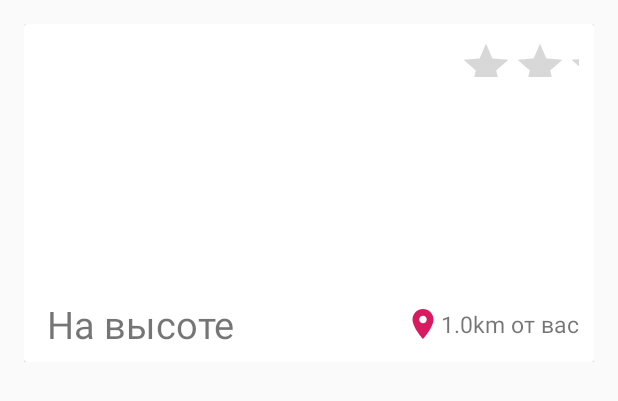
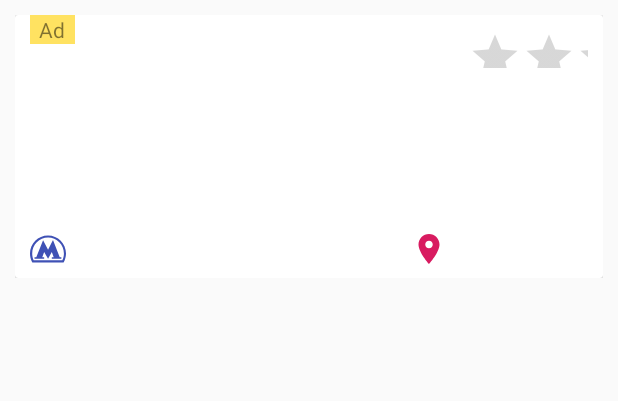
Before and after one commit to h31/ProgrammingLabTask3, an Android app: the layout hookahsadapterforrecyclerview.xml on its own in the app's theme, with its tools: preview values and no code run, on a phone screen of 412 x 824 dp. Shown: the top 401 px of the screen. Run offline under Robolectric (Android 15) with nearby library versions, the phone set to English and light mode, and no system bars; plain views replace MaterialRatingBar.

```diff
--- a/app/src/main/java/app/popov/gohookah/listeners/MyLocationListener.java
+++ b/app/src/main/java/app/popov/gohookah/listeners/MyLocationListener.java
@@ -18,6 +18,7 @@ public class MyLocationListener implements LocationListener {
         LocationManager locationManager = (LocationManager)
                 context.getSystemService(Context.LOCATION_SERVICE);
         LocationListener locationListener = new MyLocationListener();
+        System.out.println(ActivityCompat.checkSelfPermission(context, Manifest.permission.ACCESS_FINE_LOCATION));
         if (ActivityCompat.checkSelfPermission(context, Manifest.permission.ACCESS_FINE_LOCATION) != PackageManager.PERMISSION_DENIED) {
             locationManager.requestLocationUpdates(
                     LocationManager.GPS_PROVIDER,
--- /dev/null
+++ b/app/src/main/res/drawable/ic_metrro.xml
@@ -0,0 +1,3 @@
+<vector android:autoMirrored="true" android:height="24dp"
+    android:viewportHeight="95" android:viewportWidth="95"
+    android:width="24dp" xmlns:android="http://schemas.android.com/apk/res/android"/>
--- /dev/null
+++ b/app/src/main/res/drawable/ic_moscow_metro_logo.xml
@@ -0,0 +1,6 @@
+<vector android:autoMirrored="true" android:height="24dp"
+    android:viewportHeight="95.441" android:viewportWidth="95.44"
+    android:width="24dp" xmlns:android="http://schemas.android.com/apk/res/android">
+    <path android:fillColor="#3f51b5" android:pathData="M47.721,11.712C21.366,11.712 0,33.281 0,59.888c0,14.427 6.226,23.836 6.226,23.836l82.97,0.004c0,0 6.244,-10.283 6.244,-23.841C95.44,33.281 74.074,11.712 47.721,11.712zM85.696,77.859L9.897,77.826c0,0 -4.039,-7.649 -4.039,-18.09c0,-23.32 18.814,-42.226 42.023,-42.226c23.208,0 42.023,18.905 42.023,42.226C89.905,70.295 85.696,77.859 85.696,77.859z"/>
+    <path android:fillColor="#3f51b5" android:pathData="M61.207,24.505l-0.599,-0.001l-12.729,24.943l-13.187,-25.156l-18.055,45.445l-4.666,0l0,3.65l25.562,0l0,-3.65l-5.072,0l5.072,-14.203l10.346,17.853l9.941,-17.853l5.071,14.203l-5.071,0l0,3.65l25.358,0l0,-3.65l-4.393,0z"/>
+</vector>
--- /dev/null
+++ b/app/src/main/res/drawable/splash.xml
@@ -0,0 +1,13 @@
+<layer-list xmlns:android="http://schemas.android.com/apk/res/android">
+
+    <item
+        android:drawable="@color/colorPrimaryDark"/>
+
+    <item>
+        <bitmap
+            android:gravity="center"
+            android:src="@drawable/hookahpnggg"
+            ></bitmap>
+    </item>
+
+</layer-list>
--- a/app/src/main/res/layout/fragment_contactandrates.xml
+++ b/app/src/main/res/layout/fragment_contactandrates.xml
@@ -3,7 +3,8 @@
     xmlns:app="http://schemas.android.com/apk/res-auto"
     android:id="@+id/first_fragment_layout"
     android:layout_width="match_parent"
-    android:layout_height="match_parent">
+    android:layout_height="match_parent"
+    >
 
     <RelativeLayout
         android:id="@+id/contacts"
--- a/app/src/main/res/layout/hookahpagewithcoordinator.xml
+++ b/app/src/main/res/layout/hookahpagewithcoordinator.xml
@@ -99,7 +99,7 @@
         android:id="@+id/htab_viewpager"
         android:layout_width="match_parent"
         android:layout_height="match_parent"
-        app:layout_behavior="@string/appbar_scrolling_view_behavior"/>
+        app:layout_behavior="@string/appbar_scrolling_view_behavior" />
 
     <android.support.design.widget.FloatingActionButton
         android:layout_height="wrap_content"
--- a/app/src/main/res/layout/hookahsadapterforrecyclerview.xml
+++ b/app/src/main/res/layout/hookahsadapterforrecyclerview.xml
@@ -4,27 +4,53 @@
     android:id="@+id/hookahs_rv"
     android:layout_width="match_parent"
     android:layout_height="wrap_content"
-    android:padding="16dp">
+    android:padding="10dp">
 
     <android.support.v7.widget.CardView
         android:id="@+id/cardHookah"
         android:clickable="true"
         android:layout_width="match_parent"
-        android:layout_height="225dp">
+        android:layout_height="175dp">
+        <RelativeLayout
+            android:layout_width="match_parent"
+            android:layout_height="175dp">
+
 
         <ImageView
             android:id="@+id/imageInCard"
             android:layout_width="match_parent"
             android:layout_height="175dp"
             android:scaleType="centerCrop"
+            android:tint="#80000000"
             android:layout_alignParentTop="true" />
+            <TextView
+                android:id="@+id/hookahClubName"
+                android:layout_width="wrap_content"
+                android:layout_height="wrap_content"
+
+               android:layout_centerHorizontal="true"
+                android:layout_centerVertical="true"
+                android:text="На высоте"
+                android:textSize="25sp"
+                android:textColor="#FFFFFF"
+                android:textStyle="bold"/>
+
+            <TextView
+                android:layout_width="30dp"
+                android:textAlignment="center"
+                android:layout_height="wrap_content"
+                android:text="Ad"
+                android:textColor="@color/text_shadow"
+                android:layout_alignParentStart="true"
+                android:layout_marginStart="10dp"
+                android:background="@color/yellow_rating_bar"/>
 
         <me.zhanghai.android.materialratingbar.MaterialRatingBar
             android:id="@+id/rateIndicator"
             style="@style/Base.Widget.AppCompat.RatingBar.Indicator"
             android:layout_width="80dp"
             android:layout_height="25dp"
-            android:layout_gravity="end|top"
+            android:layout_alignParentEnd="true"
             android:layout_margin="10dp"
             android:layout_marginEnd="10dp"
             android:layout_marginTop="7dp"
@@ -32,14 +58,57 @@
             app:mrb_progressTint="@color/yellow_rating_bar"
             app:mrb_secondaryProgressTint="@color/yellow_rating_bar" />
 
-        <RelativeLayout
+        <ImageView
+            android:layout_width="wrap_content"
+            android:layout_height="wrap_content"
+            android:src="@drawable/ic_location_on_black_24dp"
+            android:layout_toStartOf="@id/distanceDescription"
+            android:layout_alignParentBottom="true"
+            android:layout_centerVertical="true"
+            android:id="@+id/geoIcon"
+            android:layout_marginEnd="2dp"
+            android:layout_marginBottom="7dp"/>
+        <TextView
+            android:layout_width="wrap_content"
+            android:id="@+id/distanceDescription"
+            android:layout_height="wrap_content"
+            android:layout_alignParentBottom="true"
+            android:layout_marginBottom="7dp"
+            android:layout_alignParentEnd="true"
+            android:layout_centerVertical="true"
+            android:layout_marginEnd="10dp"
+            android:textSize="15sp"
+            android:textColor="#FFFFFF"
+            android:text="1.0km от вас" />
+            <ImageView
+                android:layout_width="wrap_content"
+                android:layout_height="wrap_content"
+                android:src="@drawable/ic_moscow_metro_logo"
+                android:id="@+id/metroIcon"
+                android:layout_alignParentBottom="true"
+                android:layout_marginStart="10dp"
+                android:layout_marginBottom="7dp"/>
+            <TextView
+                android:layout_width="wrap_content"
+                android:layout_height="wrap_content"
+                android:layout_toEndOf="@id/metroIcon"
+                android:layout_marginStart="4dp"
+                android:textSize="15dp"
+                android:id="@+id/metroDescription"
+                android:textColor="#FFFFFF"
+                android:layout_marginBottom="7dp"
+                android:layout_alignParentBottom="true"
+                android:text=""/>
+        </RelativeLayout>
+
+        <!--<RelativeLayout
             android:id="@+id/rlincidecard"
             android:layout_width="match_parent"
             android:layout_height="50dp"
             android:layout_gravity="bottom">
 
             <TextView
-                android:id="@+id/hookahClubName"
+                android:id="@+id/AhookahClubName"
                 android:layout_width="wrap_content"
                 android:layout_height="wrap_content"
                 android:layout_alignParentStart="true"
@@ -48,22 +117,6 @@
                 android:layout_marginStart="15dp"
                 android:text="На высоте"
                 android:textSize="25sp" />
-            <ImageView
-                android:layout_width="wrap_content"
-                android:layout_height="wrap_content"
-                android:src="@drawable/ic_location_on_black_24dp"
-                android:layout_toStartOf="@id/distanceDescription"
-                android:layout_centerVertical="true"
-                android:id="@+id/geoIcon"/>
-            <TextView
-                android:layout_width="wrap_content"
-                android:id="@+id/distanceDescription"
-                android:layout_height="wrap_content"
-                android:layout_alignParentEnd="true"
-                android:layout_centerVertical="true"
-                android:layout_marginEnd="10dp"
-                android:textSize="15sp"
-                android:text="1.0km от вас" />
-        </RelativeLayout>
+        </RelativeLayout> !-->
     </android.support.v7.widget.CardView>
 </LinearLayout>
--- a/app/src/main/res/values/styles.xml
+++ b/app/src/main/res/values/styles.xml
@@ -26,4 +26,8 @@
         <item name="android:layout_width">24dp</item>
         <item name="android:layout_height">24dp</item>
     </style>
+
+    <style name="SplashTheme" parent="Theme.AppCompat.NoActionBar">
+        <item name="android:windowBackground">@drawable/splash</item>
+    </style>
 </resources>
```
Also changed, not shown: app/src/main/AndroidManifest.xml (+6 -1 lines), app/src/main/java/app/popov/gohookah/MainActivity.java (+17 -15 lines), app/src/main/java/app/popov/gohookah/SplashActivity.java (added, +44 -0 lines), app/src/main/java/app/popov/gohookah/adapters/HookahsAdapterForRecyclerView.java (+12 -10 lines), app/src/main/java/app/popov/gohookah/logic/Hookah.java (+4 -6 lines), app/src/main/java/app/popov/gohookah/logic/database/Firebase.java (+49 -17 lines), app/src/main/res/drawable-hdpi/hookah.png (added), app/src/main/res/drawable-mdpi/hookah.png (added), app/src/main/res/drawable-xhdpi/hookah.png (added), app/src/main/res/drawable-xxhdpi/hookah.png (added), app/src/main/res/drawable/hookahpngg.png (added), app/src/main/res/drawable/hookahpnggg.png (added).
